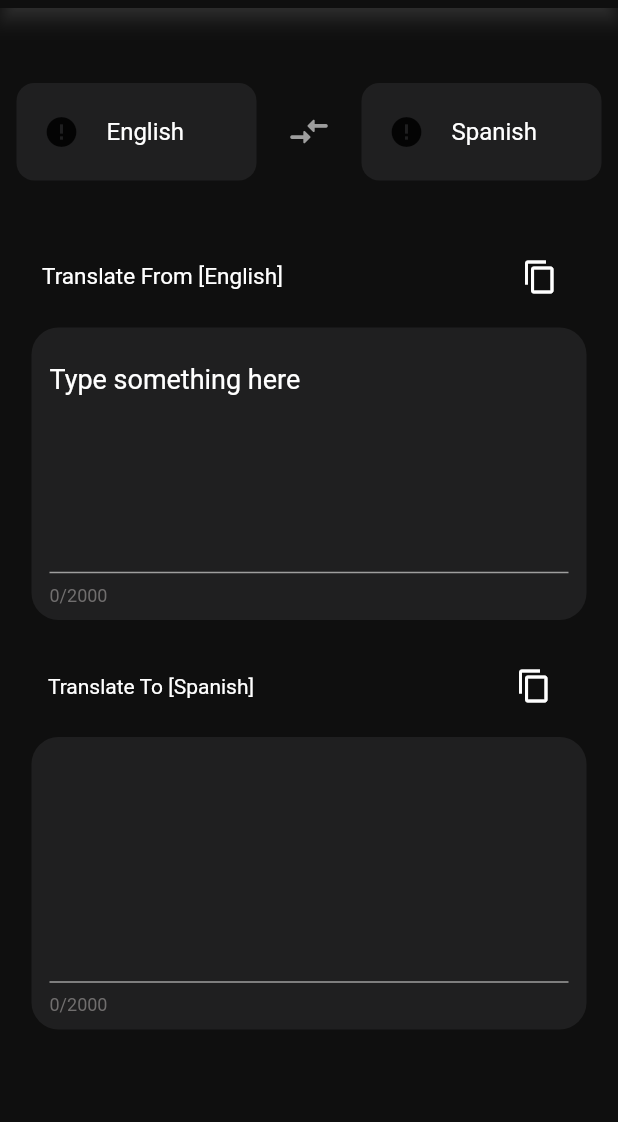
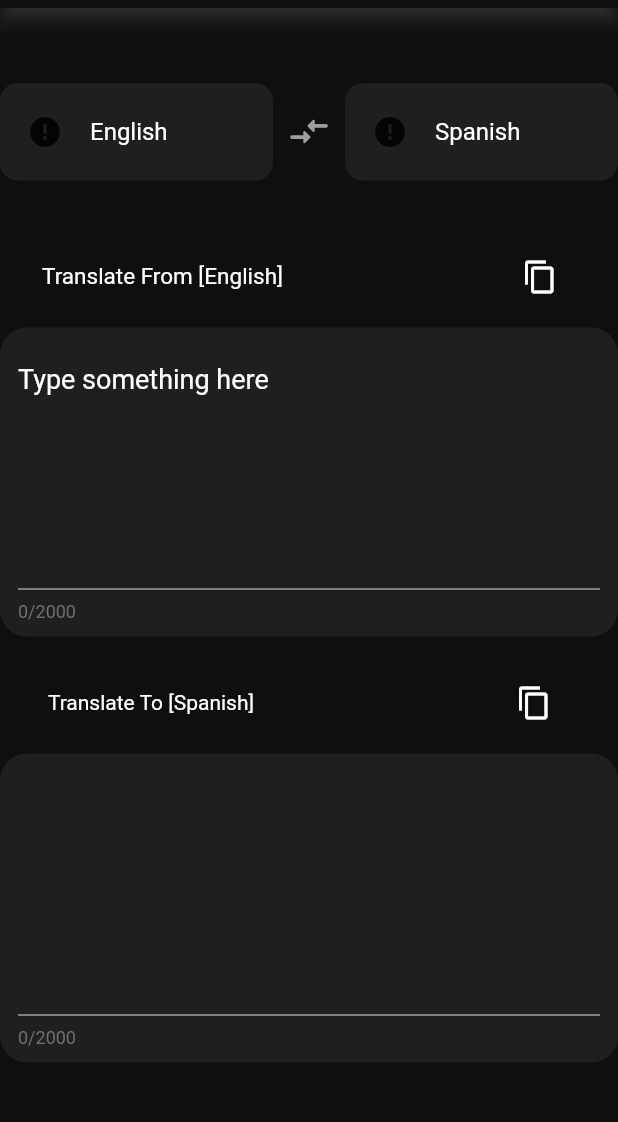
Before and after one commit to Ajju-kld/translator, a Flutter app: the screen it shows after launch, on a phone screen of 412 x 824 dp, the part 76-1198 px from its top. Run offline on Flutter 3.47's test engine with Material 2 defaults, Android fonts, the phone set to English and light mode, and no system bars; drawn by our look-alikes of cached_network_image; our stand-ins replace flutter_cache_manager, fluttertoast; missing offline and left inert: translator; network calls fail.

```diff
--- a/lib/Screens/HomeScreen.dart
+++ b/lib/Screens/HomeScreen.dart
@@ -82,7 +82,9 @@ class _HomeScreenState extends State<HomeScreen> {
     Color textColor = _isDarkmode ? Colors.white : Colors.black;
     Color backgroundColor =
         _isDarkmode ? Color.fromARGB(255, 15, 15, 15) : Colors.white;
-
+final screenSize = MediaQuery.of(context).size;
+    final screenWidth = screenSize.width;
+    final screenHeight = screenSize.height;
     return GestureDetector(
       onTap: () {
         FocusScope.of(context).unfocus();
@@ -133,7 +135,8 @@ class _HomeScreenState extends State<HomeScreen> {
                       child: Row(
                         mainAxisAlignment: MainAxisAlignment.spaceEvenly,
                         children: [
-                          GestureDetector(
+                          Expanded(
+                            child: GestureDetector(
                               onTap: () {
                                 show_bottom_sheet(
                                     context, false, update_from_language);
@@ -143,6 +146,7 @@ class _HomeScreenState extends State<HomeScreen> {
                                   language: fromLanguage,
                                   isDarkmode: _isDarkmode),
                             ),
+                          ),
                           IconButton(
                             onPressed: () => _exchange(),
                             icon: Icon(
@@ -151,11 +155,13 @@ class _HomeScreenState extends State<HomeScreen> {
                               size: 30,
                             ),
                           ),
-                          GestureDetector(
+                          Expanded(
+                            child: GestureDetector(
                               onTap: () => show_bottom_sheet(
                                   context, true, update_to_language),
                               child: LanguageButton(
                                   language: toLanguage, isDarkmode: _isDarkmode),
+                            ),
                           ),
                         ],
                       ),
@@ -189,11 +195,14 @@ class _HomeScreenState extends State<HomeScreen> {
                     ),
                     Padding(
                       padding: const EdgeInsets.fromLTRB(0, 10, 0, 10),
+                      child: AspectRatio(
+                        aspectRatio: screenHeight/screenWidth,
                         child: InputField(
                           textEditingController: _fromTranslate,
                           isDisabled: false,
                           isDark: _isDarkmode,
                           translate: translate,
+                        ),
                       ),
                     ),
                     Padding(
@@ -225,11 +234,14 @@ class _HomeScreenState extends State<HomeScreen> {
                     ),
                     Padding(
                       padding: const EdgeInsets.fromLTRB(0, 10, 0, 0),
+                      child: AspectRatio(
+                        aspectRatio: screenHeight/screenWidth,
                         child: InputField(
                           textEditingController: _toTranslate,
                           isDisabled: true,
                           isDark: _isDarkmode,
                           translate:translate,
+                        ),
                       ),
                     ),
                   ],
```
Also changed, not shown: pubspec.lock. Lines whose indentation alone changed are shown as unchanged.
